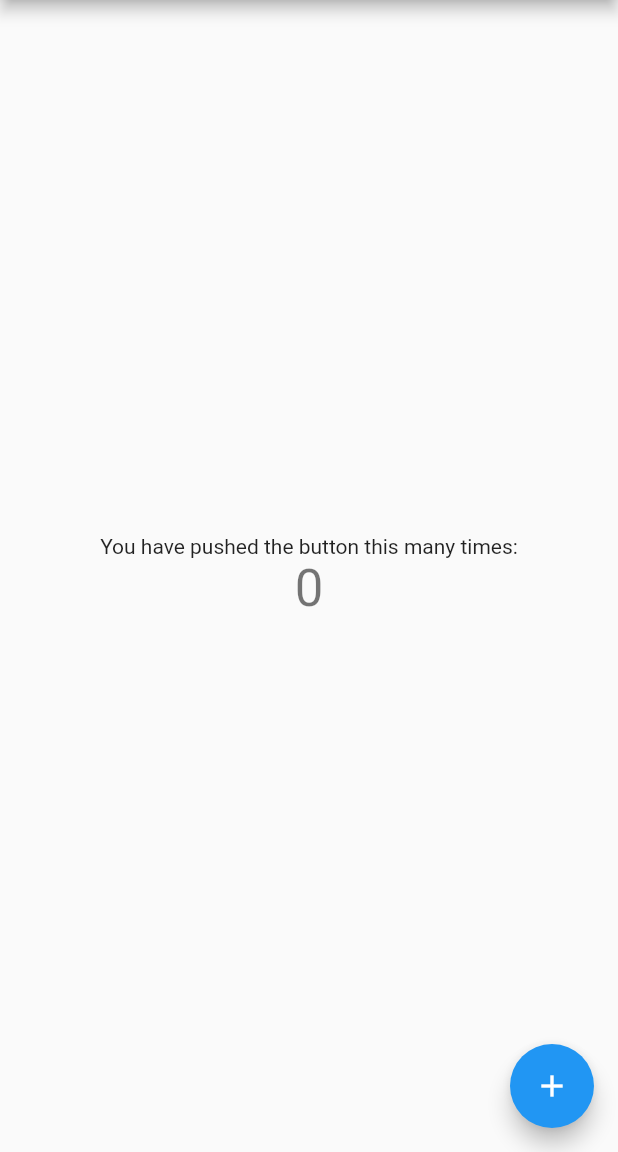
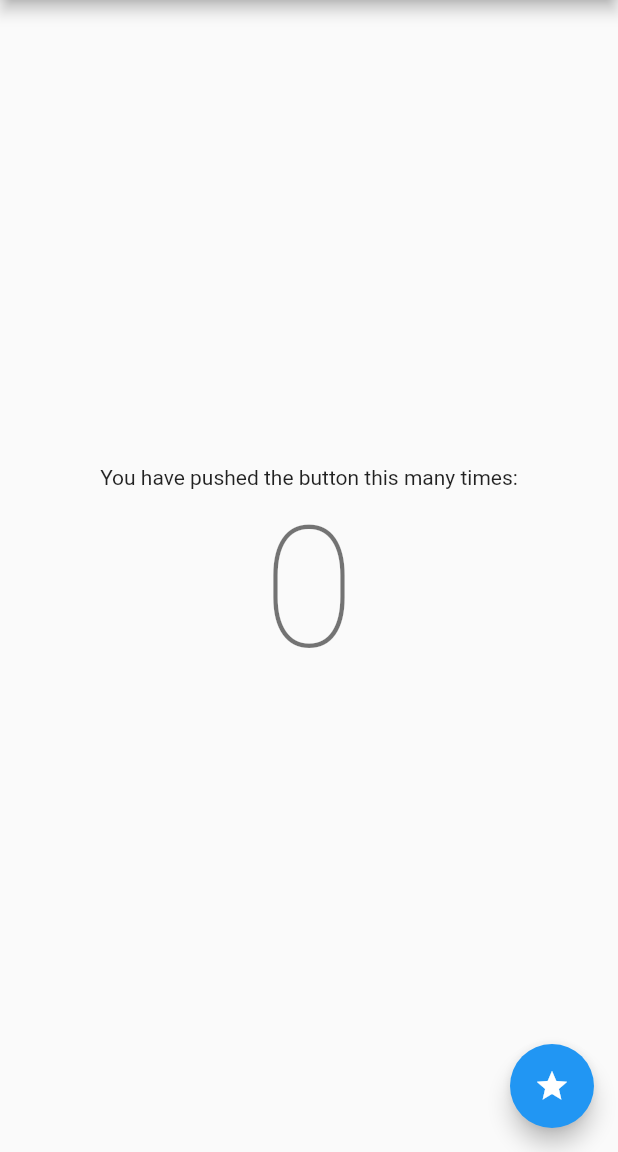
Before and after one commit to yumayuma708/ex230505, a Flutter app: the screen it shows after launch, on a phone screen of 412 x 824 dp, the part 84-1236 px from its top. Run offline on Flutter 3.47's test engine with Material 2 defaults, Android fonts, the phone set to English and light mode, and no system bars.

Commit message:
change: button and font design

```diff
--- a/lib/main.dart
+++ b/lib/main.dart
@@ -100,7 +100,7 @@ class _MyHomePageState extends State<MyHomePage> {
             ),
             Text(
               '$_counter',
-              style: Theme.of(context).textTheme.headlineMedium,
+              style: Theme.of(context).textTheme.displayLarge,
             ),
           ],
         ),
@@ -108,7 +108,7 @@ class _MyHomePageState extends State<MyHomePage> {
       floatingActionButton: FloatingActionButton(
         onPressed: _incrementCounter,
         tooltip: 'Increment',
-        child: const Icon(Icons.add),
+        child: const Icon(Icons.star),
       ), // This trailing comma makes auto-formatting nicer for build methods.
     );
   }
```
